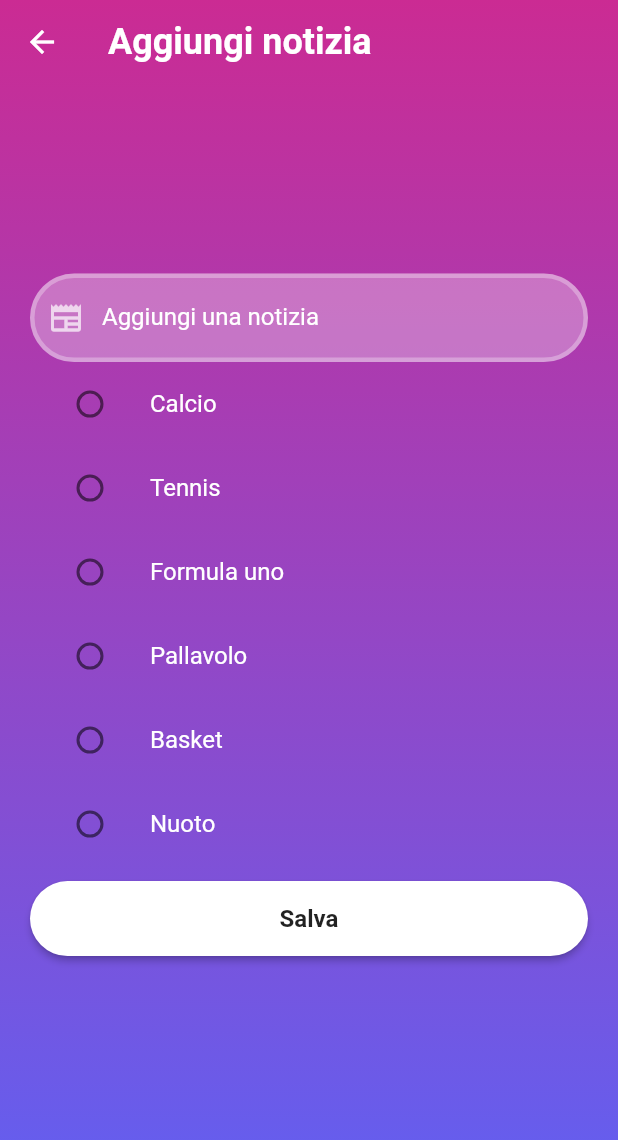
After one commit to AldoPaganica/onlinesports_flutter, a Flutter app: the HomeScreen screen opened directly, after a tap on "Aggiungi una notizia", on a phone screen of 412 x 824 dp. The commit adds this screen. Shown: the top 1140 px of the screen. Run offline on Flutter 3.47's test engine with Material 2 defaults, Android fonts, the phone set to English and light mode, and no system bars; our stand-ins replace cloud_firestore, firebase_auth, firebase_core; accounts and stored records are empty.

Commit message:
Aggiungi notizia funzionante

```diff
--- /dev/null
+++ b/lib/screens/aggiungiNotizia.dart
@@ -0,0 +1,157 @@
+import 'package:cloud_firestore/cloud_firestore.dart';
+import 'package:firebase_auth/firebase_auth.dart';
+import 'package:flutter/material.dart';
+import 'package:onlinesports_flutter/screens/pagina_home_screen.dart';
+import 'package:onlinesports_flutter/screens/sign_up_screen.dart';
+import '../reusable_widgets/reusable_widget.dart';
+import '../utils/color_utils.dart';
+
+class aggiungi_notizia extends StatefulWidget {
+  const aggiungi_notizia({Key? key}) : super(key: key);
+
+  @override
+  aggiungiNotizia createState() => aggiungiNotizia();
+}
+
+class aggiungiNotizia extends State<aggiungi_notizia> {
+  TextEditingController notizia = TextEditingController();
+  String? ambito;
+
+
+  @override
+  Widget build(BuildContext context) {
+    return Scaffold(
+      extendBodyBehindAppBar: true,
+      appBar: AppBar(
+        backgroundColor: Colors.transparent,
+        elevation: 0,
+        title: const Text(
+          "Aggiungi notizia",
+          style: TextStyle(fontSize: 24, fontWeight: FontWeight.bold),
+        ),
+      ),
+      body: Container(
+        width: MediaQuery.of(context).size.width,
+        height: MediaQuery.of(context).size.height,
+        decoration: BoxDecoration(
+            gradient: LinearGradient(colors: [
+              hexStringToColor("CB2B93"),
+              hexStringToColor("9546C4"),
+              hexStringToColor("5E61F4")
+            ], begin: Alignment.topCenter, end: Alignment.bottomCenter)),
+        child: SingleChildScrollView(
+          child: Padding(
+            padding: EdgeInsets.fromLTRB(
+                20, MediaQuery.of(context).size.height * 0.1, 20, 0),
+            child: Column(
+              children: <Widget>[
+                const SizedBox(
+                  height: 100,
+                ),
+               TextField( cursorColor: Colors.white,
+                         style: TextStyle(color: Colors.white),
+                      controller: notizia,
+                      decoration: InputDecoration(
+
+
+                        prefixIcon: const Icon(
+                       Icons.newspaper_outlined,
+                       color: Colors.white70,
+                   ),
+
+                 labelText:"Aggiungi una notizia",
+                 labelStyle: TextStyle(color: Colors.white),
+                filled: true,
+                floatingLabelBehavior: FloatingLabelBehavior.never,
+                fillColor: Colors.white30,
+              enabledBorder: OutlineInputBorder(
+                borderSide:
+                const BorderSide(width: 3, color: Colors.white30), //<-- SEE HERE
+                borderRadius: BorderRadius.circular(30),
+              ),
+
+              ),),
+
+                SizedBox(width: 40),
+                ListTile(
+                  title: const Text('Calcio', style: TextStyle(color: Colors.white),),
+                  leading: Radio(
+                    value: "Calcio",
+                    groupValue: ambito,
+                    activeColor: Colors.white,
+                    onChanged: ( value) {
+                      setState(() {
+                        ambito = value.toString();
+                      });
+
+                    },
+
+                  ),
+                ),
+                   SizedBox(width: 40),
+                   ListTile(title: const Text("Tennis", style: TextStyle(color: Colors.white),),
+                     leading:
+                     Radio(value: 'Tennis', groupValue: ambito,
+                       activeColor: Colors.white,
+                       onChanged:(value){
+                     setState(() {
+                       ambito= value.toString();
+                     });
+                   },),),
+                   SizedBox(width: 40),
+                   ListTile(
+                     title: const Text("Formula uno", style: TextStyle(color: Colors.white),),leading:
+                    Radio(value: 'Formula Uno', groupValue:ambito,
+                     activeColor: Colors.white,
+                     onChanged:(value){
+                     setState(() {
+                       ambito= value.toString();
+                     });
+                   },),),
+
+
+
+                    SizedBox(width: 40),
+                    ListTile(title: const Text("Pallavolo", style: TextStyle(color: Colors.white),),leading:
+                      Radio(value: 'Pallavolo', groupValue: ambito,
+                      activeColor: Colors.white,
+                      onChanged:(value){
+                      setState(() {
+                        ambito= value.toString();
+                      });
+                    },
+                    ),),
+                    SizedBox(width: 40),
+                    ListTile(title: const Text("Basket", style: TextStyle(color: Colors.white),),leading:
+                      Radio(value: 'Basket', groupValue: ambito,
+                      activeColor: Colors.white,
+                      onChanged:(value){
+                      setState(() {
+                        ambito= value.toString();
+                      });
+                    },),),
+                    SizedBox(width: 40),
+                    ListTile(title: const Text("Nuoto", style: TextStyle(color: Colors.white),),leading:
+                      Radio(value: 'Nuoto', groupValue:ambito,
+                      activeColor: Colors.white,onChanged:(value){
+                      setState(() {
+                        ambito= value.toString();
+                      });
+                    },),),
+                    firebaseUIButton(context, "Salva", ()async{
+                      FirebaseFirestore.instance.collection("Notizie").add({
+                        'notizia': notizia.text,
+                         'ambito':ambito.toString(),
+                        'utente': FirebaseAuth.instance.currentUser?.email
+                      }
+                      );
+                    })
+
+      ]),
+    ))));
+  }
+
+
+
+
+}
--- a/lib/screens/pagina_home_screen.dart
+++ b/lib/screens/pagina_home_screen.dart
@@ -4,6 +4,7 @@ import 'package:flutter/material.dart';
 import 'package:onlinesports_flutter/screens/sign_in_screen.dart';
 
 import '../utils/color_utils.dart';
+import 'aggiungiNotizia.dart';
 
 class HomeScreen extends StatefulWidget {
   const HomeScreen({Key? key}) : super(key: key);
@@ -13,21 +14,24 @@ class HomeScreen extends StatefulWidget {
 }
 
 class _HomeScreenState extends State<HomeScreen> {
-
+ String? firstName;
   DocumentReference user = FirebaseFirestore.instance
       .collection("Users")
       .doc(FirebaseAuth.instance.currentUser!.email.toString());
 
-  String? firstName;
 
 
-  @override
+
+
+
+   @override
   Widget build(BuildContext context) {
+   user.get().then((DocumentSnapshot ds){
+      firstName= ds['nome'].toString();
+      print(firstName);
+   });
 
-    user.get().then((DocumentSnapshot ds) {
-      firstName = ds['nome'];
-      print(firstName);
-    });
+
 
     return Scaffold(
         extendBodyBehindAppBar: true,
@@ -61,14 +65,15 @@ class _HomeScreenState extends State<HomeScreen> {
                 Row(
                   children:<Widget>[
 
-                     const Text("Benvenuto", style: TextStyle(fontSize: 20)),
-                     Text(firstName!, style: TextStyle(fontSize: 20)),
+                     const Text("Benvenuto    ", style: TextStyle(fontSize: 20),),
+
+                     Text(style: const TextStyle(fontSize: 20),  firstName.toString()+"  "),
 
                     ElevatedButton(
-                      child: const Text("Disconnetti"),
                       style:  ElevatedButton.styleFrom(backgroundColor: Colors.white, foregroundColor: Colors.black, shape: RoundedRectangleBorder(
                         borderRadius: BorderRadius.circular(25),
-                      )) ,
+                      )),
+                      child: const Text("Disconnetti") ,
                       onPressed: () {
                         FirebaseAuth.instance.signOut().then((value) {
                           print("Disconnesso");
@@ -80,7 +85,8 @@ class _HomeScreenState extends State<HomeScreen> {
                     ),
                   ]),
 
-                  ElevatedButton(onPressed:() {}, child: const Text("Aggiungi una notizia"),
+                  ElevatedButton(onPressed:() {Navigator.push(context,
+                      MaterialPageRoute(builder: (context) =>aggiungi_notizia()));}, child: const Text("Aggiungi una notizia"),
                       style:  ElevatedButton.styleFrom(backgroundColor: Colors.white, foregroundColor: Colors.black, shape: RoundedRectangleBorder(
                         borderRadius: BorderRadius.circular(25),
                       )))
@@ -92,4 +98,5 @@ class _HomeScreenState extends State<HomeScreen> {
 
 
   }
-}
+
+  }
```
